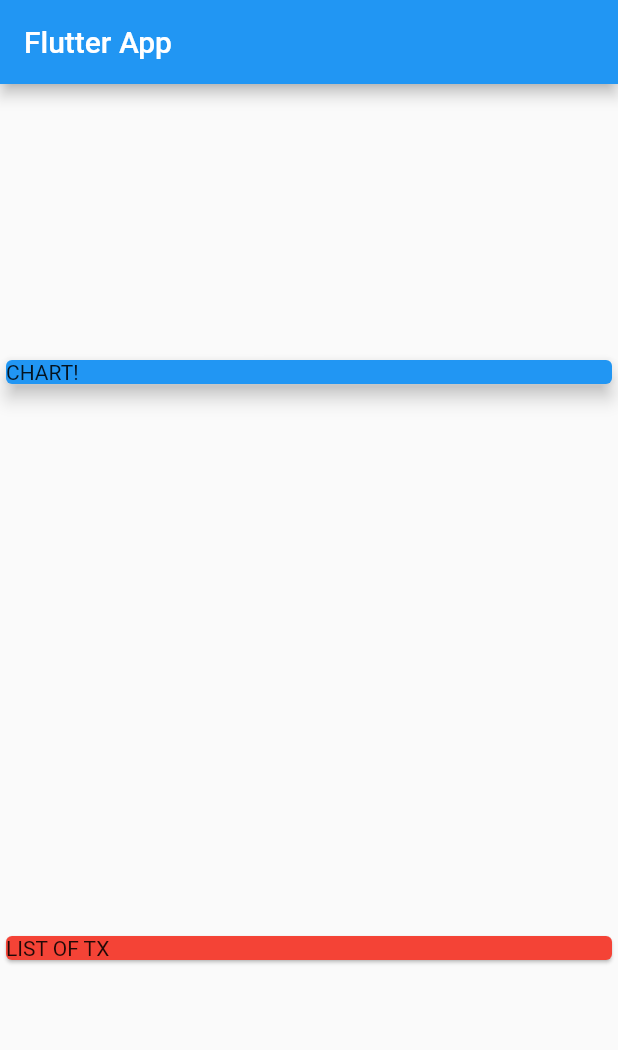
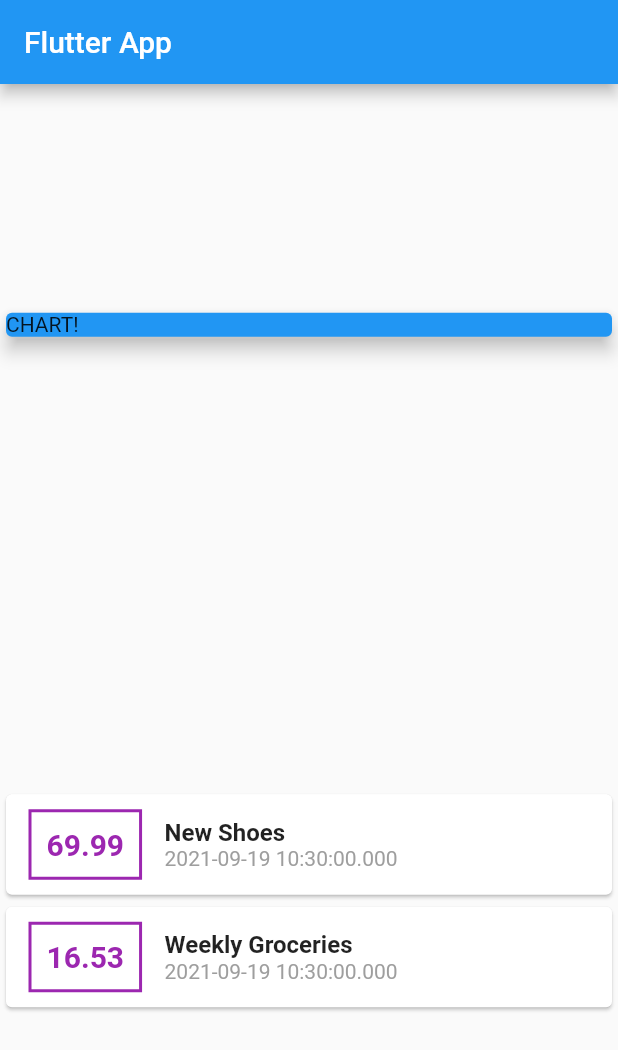
Before and after one commit to link01153113/flutter_complete_guide, a Flutter app: the screen it shows after launch, on a phone screen of 412 x 824 dp. Shown: the top 1050 px of the screen. Run offline on Flutter 3.47's test engine with Material 2 defaults, Android fonts, the phone set to English and light mode, and no system bars.

Commit message:
Change the styling of the transaction text

```diff
--- a/lib/main.dart
+++ b/lib/main.dart
@@ -1,4 +1,6 @@
 import 'package:flutter/material.dart';
+
+import './transaction.dart';
 
 void main() => runApp(MyApp());
 
@@ -13,6 +15,21 @@ class MyApp extends StatelessWidget {
 }
 
 class MyHomePage extends StatelessWidget {
+  final List<Transaction> transactions = [
+    Transaction(
+      id: 't1',
+      title: 'New Shoes',
+      amount: 69.99,
+      date: DateTime.now(),
+    ),
+    Transaction(
+      id: 't2',
+      title: 'Weekly Groceries',
+      amount: 16.53,
+      date: DateTime.now(),
+    )
+  ];
+
   @override
   Widget build(BuildContext context) {
     return Scaffold(
@@ -31,10 +48,55 @@ class MyHomePage extends StatelessWidget {
               elevation: 5,
             ),
           ),
-          Card(
-            color: Colors.red,
-            child: Text('LIST OF TX'),
-          ),
+          Column(
+            children: transactions.map((tx) {
+              return Card(
+                child: Row(
+                  children: <Widget>[
+                    Container(
+                      margin: EdgeInsets.symmetric(
+                        vertical: 10,
+                        horizontal: 15,
+                      ),
+                      decoration: BoxDecoration(
+                        border: Border.all(
+                          color: Colors.purple,
+                          width: 2,
+                        ),
+                      ),
+                      padding: EdgeInsets.all(10),
+                      child: Text(
+                        tx.amount.toString(),
+                        style: TextStyle(
+                          fontWeight: FontWeight.bold,
+                          fontSize: 20,
+                          color: Colors.purple,
+                        ),
+                      ),
+                    ),
+                    Column(
+                      crossAxisAlignment: CrossAxisAlignment.start,
+                      children: <Widget>[
+                        Text(
+                          tx.title,
+                          style: TextStyle(
+                            fontWeight: FontWeight.bold,
+                            fontSize: 16,
+                          ),
+                        ),
+                        Text(
+                          tx.date.toString(),
+                          style: TextStyle(
+                            color: Colors.grey,
+                          ),
+                        ),
+                      ],
+                    )
+                  ],
+                ),
+              );
+            }).toList(),
+          )
         ],
       ),
     );
--- /dev/null
+++ b/lib/transaction.dart
@@ -0,0 +1,15 @@
+import 'package:flutter/foundation.dart';
+
+class Transaction {
+  final String id;
+  final String title;
+  final double amount;
+  final DateTime date;
+
+  Transaction({
+    @required this.id,
+    @required this.title,
+    @required this.amount,
+    @required this.date,
+  });
+}
```
